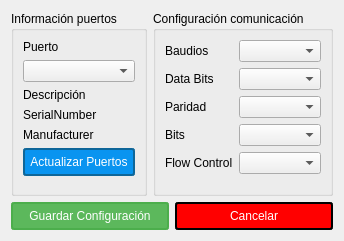
Before: the Qt Designer form ajustespuertoserial.ui in hectorda/Bio-Feedback, drawn with Qt 5.
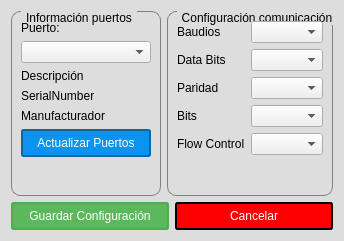
After: the same form once the commit is applied. Icons and pictures are not drawn.

Diff of the .ui file:
```diff
--- a/ajustespuertoserial.ui
+++ b/ajustespuertoserial.ui
@@ -20,7 +20,20 @@
   <property name="styleSheet">
    <string notr="true">QDialog{
 background-color:rgb(221, 221, 221)
-};</string>
+}
+
+QGroupBox {
+    border: 1px solid gray;
+    border-radius: 9px;
+    margin-top: 0.5em;
+}
+
+QGroupBox::title {
+    subcontrol-origin: margin;
+    left: 10px;
+    padding: 0 3px 0 3px;
+}
+</string>
   </property>
   <layout class="QVBoxLayout" name="verticalLayout_2">
    <item>
@@ -37,7 +50,7 @@
         <item row="0" column="0">
          <widget class="QLabel" name="labelPort">
           <property name="text">
-           <string>Puerto</string>
+           <string>Puerto:</string>
           </property>
          </widget>
         </item>
@@ -54,7 +67,7 @@
         <item row="4" column="0">
          <widget class="QLabel" name="labelManufacturer">
           <property name="text">
-           <string>Manufacturer</string>
+           <string>Manufacturador</string>
           </property>
          </widget>
         </item>
```
